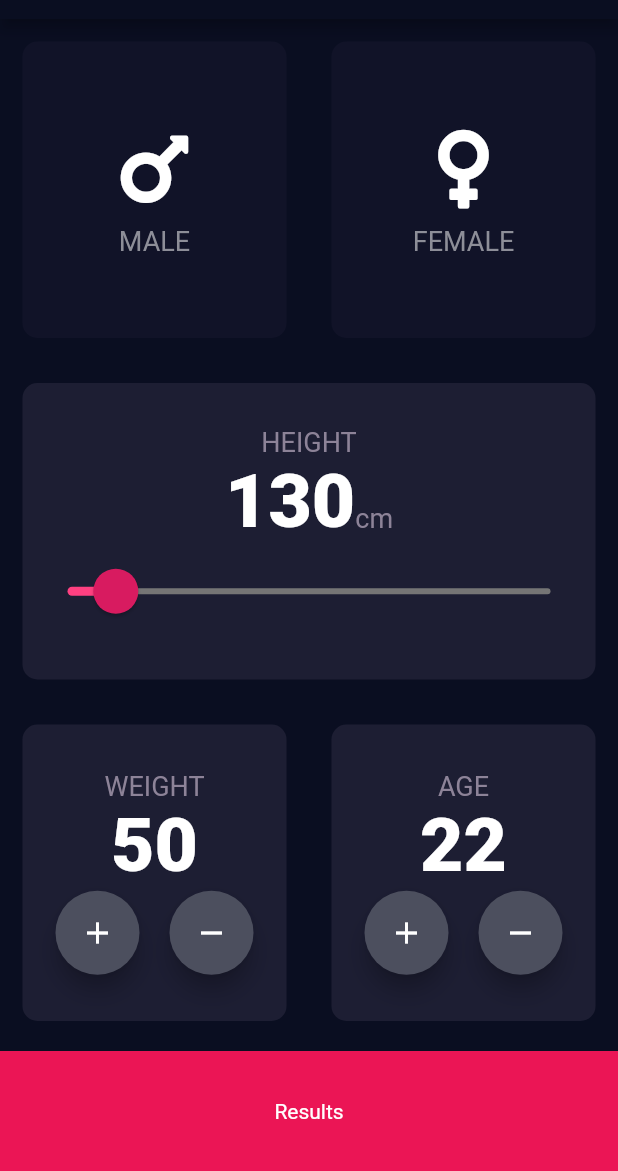
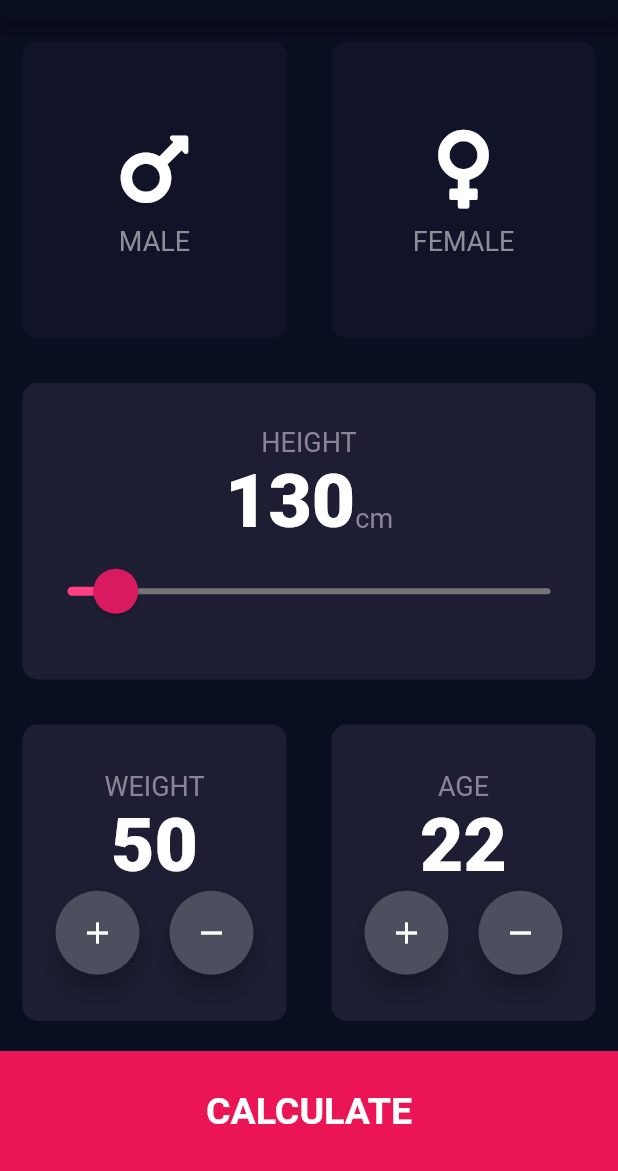
Before and after one commit to londonappbrewery/bmi-calculator-flutter, a Flutter app: the screen it shows after launch, on a phone screen of 412 x 824 dp, the part 65-1236 px from its top. Run offline on Flutter 3.47's test engine with Material 2 defaults, Android fonts, the phone set to English and light mode, and no system bars; our stand-ins replace font_awesome_flutter.

```diff
--- a/lib/constants.dart
+++ b/lib/constants.dart
@@ -8,3 +8,5 @@ const bottomContainerColor = Color(0xFFEB1555);
 const LabelTextStyle = TextStyle(fontSize: 18.0, color: Color(0xFF8D8398));
 
 const NumberTextStyle = TextStyle(fontSize: 50.0, fontWeight: FontWeight.w900);
+
+const LargeButtonStyle = TextStyle(fontSize: 25.0, fontWeight: FontWeight.bold);
--- a/lib/pages/InputPage.dart
+++ b/lib/pages/InputPage.dart
@@ -184,7 +184,11 @@ class _InputPageState extends State<InputPage> {
                     onTap: () {
                       Navigator.pushNamed(context, '/results');
                     },
-                    child: Center(child: Text("Results"))),
+                    child: Center(
+                        child: Text(
+                      "CALCULATE",
+                      style: LargeButtonStyle,
+                    ))),
                 width: double.infinity,
                 height: bottomContainerHeight,
                 margin: EdgeInsets.only(top: 5.0),
--- a/lib/pages/ResultsPage.dart
+++ b/lib/pages/ResultsPage.dart
@@ -1,4 +1,7 @@
 import 'package:flutter/material.dart';
+import '../widgetBuilder/darkContainer.dart';
+import '../widgetBuilder/threelevelsWidget.dart';
+
 
 class ResultsPage extends StatelessWidget {
   @override
@@ -9,7 +12,7 @@ class ResultsPage extends StatelessWidget {
       ),
       body: SafeArea(
         child: Center(
-          child: Text("Holi en resultados"),
+          child: new DarkContainer(color: null)
         ),
       ),
     );
```
